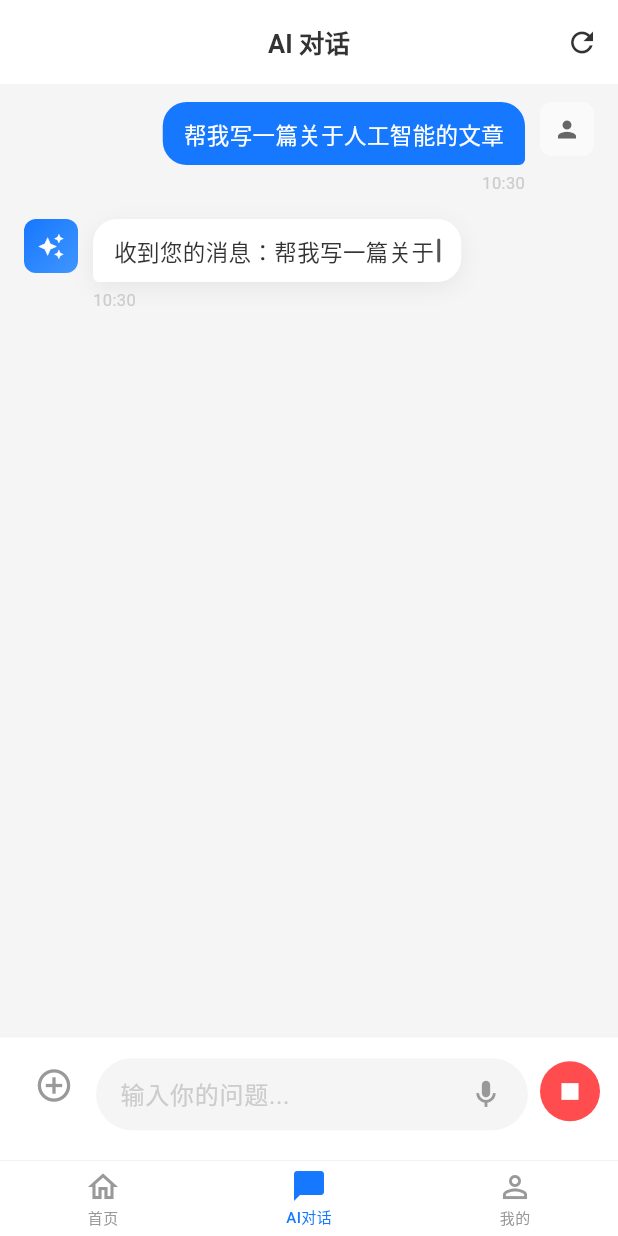
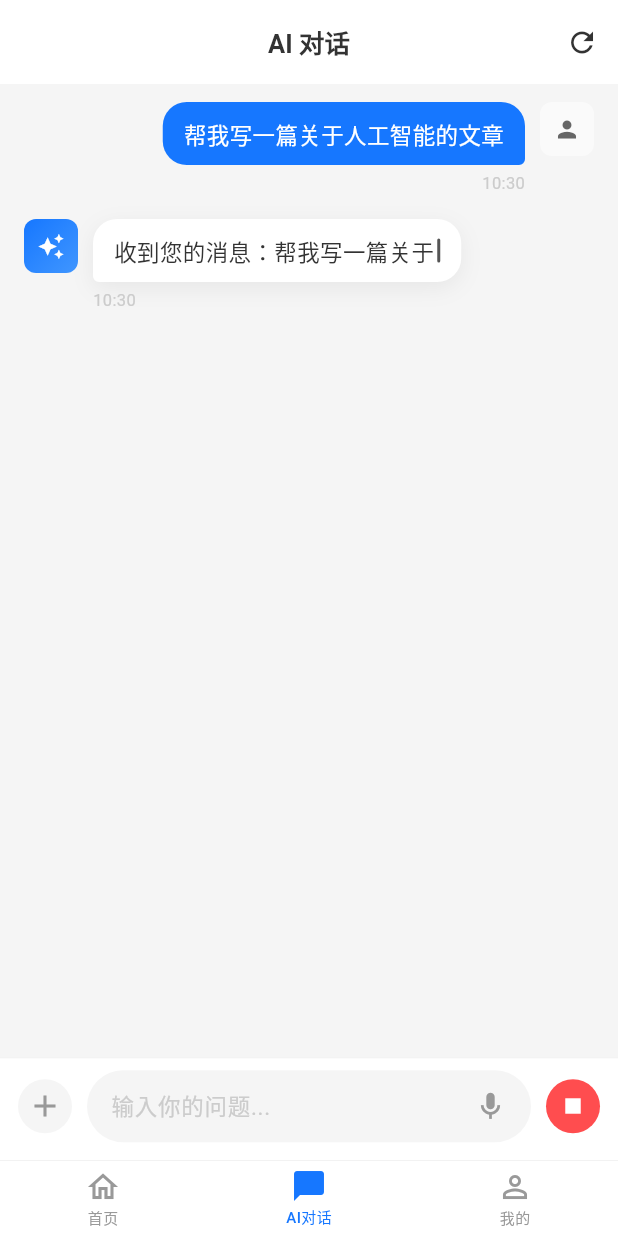
Before and after one commit to 17607131520Aaron/linggoutong-ai-app, a Flutter app: the AiPage screen opened by its route, after a tap on "帮我写一篇", on a phone screen of 412 x 824 dp. Run offline on Flutter 3.47's test engine with Material 3 defaults, Android fonts, the phone set to English and light mode, and no system bars; our stand-ins replace go_router.

Commit message:
feat(ai): 优化AI页面输入区域UI设计

```diff
--- a/lib/pages/ai/ai_page.dart
+++ b/lib/pages/ai/ai_page.dart
@@ -392,7 +392,7 @@ class _AiPageState extends State<AiPage> {
 
   Widget _buildInputArea() {
     return Container(
-      padding: const EdgeInsets.fromLTRB(12, 8, 12, 20),
+      padding: const EdgeInsets.fromLTRB(12, 8, 12, 8),
       decoration: BoxDecoration(
         color: AntColors.bgPrimary,
         border: Border(
@@ -400,17 +400,26 @@ class _AiPageState extends State<AiPage> {
         ),
       ),
       child: SafeArea(
+        child: Padding(
+          padding: const EdgeInsets.only(bottom: 4),
           child: Row(
-          crossAxisAlignment: CrossAxisAlignment.end,
+            crossAxisAlignment: CrossAxisAlignment.center,
             children: [
-            Container(
-              margin: const EdgeInsets.only(bottom: 6),
-              child: IconButton(
-                icon: const Icon(Icons.add_circle_outline, color: AntColors.textTertiary, size: 26),
-                onPressed: _showAddMenu,
+              // 左侧加号按钮
+              GestureDetector(
+                onTap: _showAddMenu,
+                child: Container(
+                  width: 36,
+                  height: 36,
+                  decoration: BoxDecoration(
+                    color: AntColors.bgSecondary,
+                    shape: BoxShape.circle,
+                  ),
+                  child: const Icon(Icons.add, color: AntColors.textTertiary, size: 24),
                 ),
               ),
-            const SizedBox(width: 4),
+              const SizedBox(width: 10),
+              // 中间输入框
               Expanded(
                 child: Container(
                   constraints: const BoxConstraints(maxHeight: 100),
@@ -426,12 +435,13 @@ class _AiPageState extends State<AiPage> {
                           controller: _messageController,
                           decoration: const InputDecoration(
                             hintText: '输入你的问题...',
-                          hintStyle: TextStyle(color: AntColors.textQuaternary),
+                            hintStyle: TextStyle(color: AntColors.textQuaternary, fontSize: 15),
                             border: InputBorder.none,
                             contentPadding: EdgeInsets.symmetric(vertical: 10),
                           ),
                           maxLines: null,
                           textInputAction: TextInputAction.send,
+                          style: const TextStyle(fontSize: 15),
                           onChanged: (text) {
                             setState(() {
                               _isComposing = text.trim().isNotEmpty;
@@ -440,9 +450,9 @@ class _AiPageState extends State<AiPage> {
                           onSubmitted: (_) => _sendMessage(),
                         ),
                       ),
-                    IconButton(
-                      icon: const Icon(Icons.mic_outlined, color: AntColors.textTertiary, size: 22),
-                      onPressed: () {
+                      // 语音按钮
+                      GestureDetector(
+                        onTap: () {
                           ScaffoldMessenger.of(context).showSnackBar(
                             const SnackBar(
                               content: Text('语音功能开发中，敬请期待'),
@@ -450,35 +460,38 @@ class _AiPageState extends State<AiPage> {
                             ),
                           );
                         },
+                        child: Container(
+                          padding: const EdgeInsets.all(8),
+                          child: const Icon(Icons.mic_outlined, color: AntColors.textTertiary, size: 22),
                         ),
-                    const SizedBox(width: 4),
+                      ),
+                      const SizedBox(width: 8),
                     ],
                   ),
                 ),
               ),
-            const SizedBox(width: 8),
-            Container(
-              margin: const EdgeInsets.only(bottom: 6),
-              child: GestureDetector(
+              const SizedBox(width: 10),
+              // 右侧发送/停止按钮
+              GestureDetector(
                 onTap: _isTyping ? _stopTyping : (_isComposing ? _sendMessage : null),
                 child: Container(
-                  width: 40,
-                  height: 40,
+                  width: 36,
+                  height: 36,
                   decoration: BoxDecoration(
                     color: _isTyping
                         ? AntColors.error
-                        : (_isComposing ? AntColors.primary : AntColors.borderSecondary),
+                        : (_isComposing ? AntColors.primary : AntColors.bgSecondary),
                     shape: BoxShape.circle,
                   ),
                   child: Icon(
                     _isTyping ? Icons.stop : Icons.arrow_upward,
                     color: _isTyping || _isComposing ? Colors.white : AntColors.textTertiary,
-                    size: 22,
-                  ),
+                    size: 20,
                   ),
                 ),
               ),
             ],
+          ),
         ),
       ),
     );
```
Lines whose indentation alone changed are shown as unchanged.
